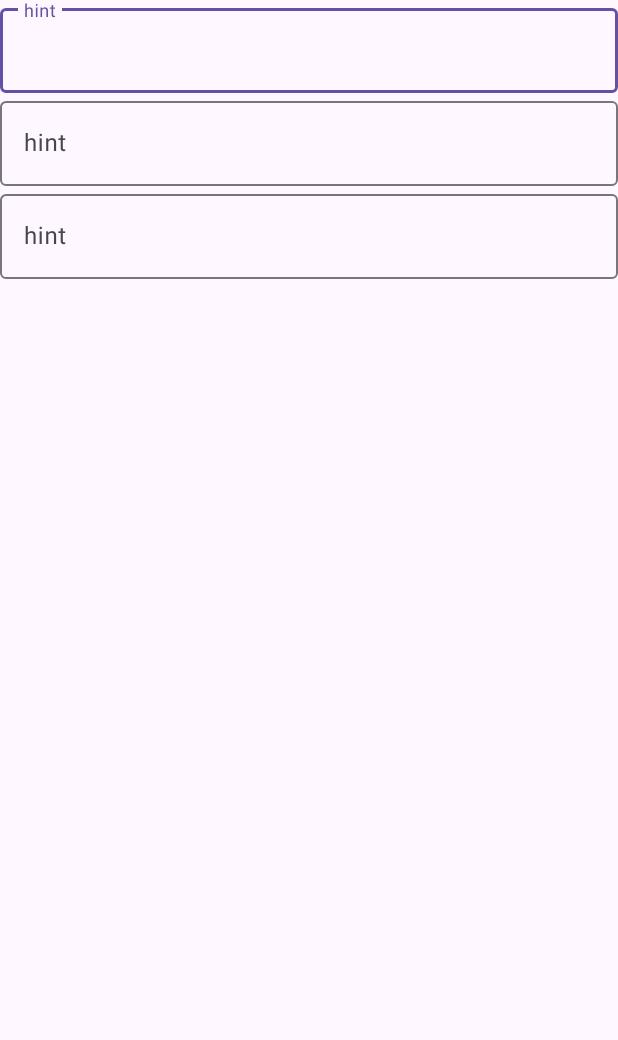
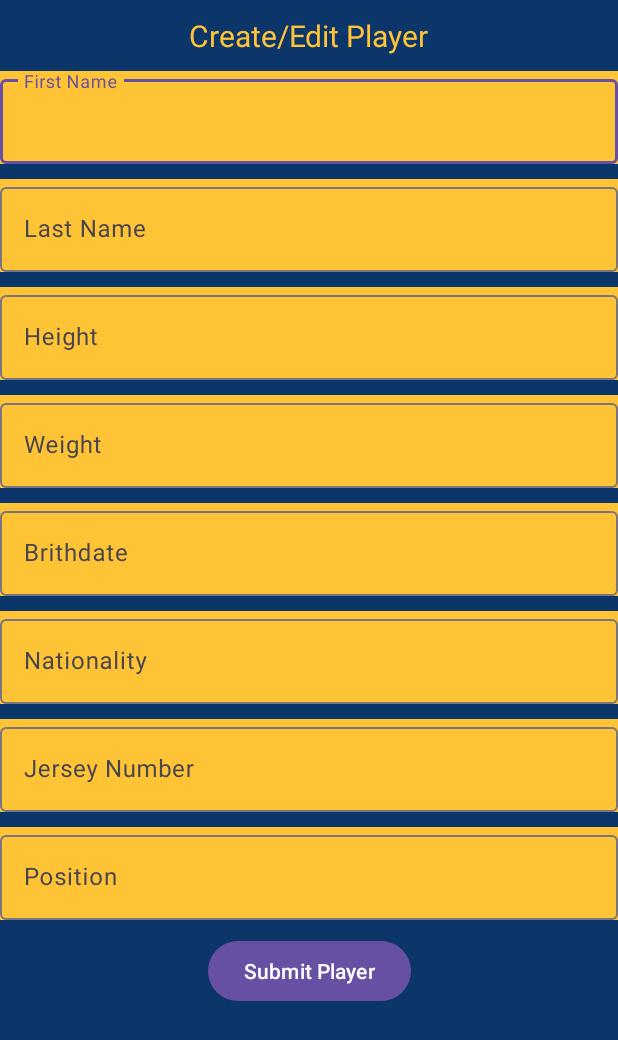
Before and after one commit to LunXBam/PlaymakerPro, an Android app built with Jetpack Compose: the EditRosterActivity screen opened directly, with no data from a screen before it, on a phone screen of 412 x 824 dp. Shown: the top 1040 px of the screen. Run offline under Robolectric (Android 15) with nearby library versions, the light colour scheme and no system bars.

Commit message:
Added front-end for player create/edit page

```diff
--- a/app/src/main/java/com/example/coaching_app/PlayerModel.kt
+++ b/app/src/main/java/com/example/coaching_app/PlayerModel.kt
@@ -9,4 +9,5 @@ data class PlayerModel (
     var nationality: String? = null,
     var num: String? = null,
     var pos: String? = null,
+    var playerID: String? = null
 )
--- a/app/src/main/java/com/example/coaching_app/PlayerRecyclerViewAdapter.kt
+++ b/app/src/main/java/com/example/coaching_app/PlayerRecyclerViewAdapter.kt
@@ -19,7 +19,7 @@ class PlayerRecyclerViewAdapter(private val playerList: ArrayList<PlayerModel>):
 
     override fun onBindViewHolder(holder : MyViewHolder, position: Int) {
         val currentItem = playerList[position]
-        holder.tvName.text = currentItem.name
+        holder.tvName.text = currentItem.fName
         holder.tvNumber.text = currentItem.num
         holder.tvPosition.text = currentItem.pos
     }
--- a/app/src/main/res/layout/activity_edit_roster.xml
+++ b/app/src/main/res/layout/activity_edit_roster.xml
@@ -4,46 +4,164 @@
     xmlns:tools="http://schemas.android.com/tools"
     android:layout_width="match_parent"
     android:layout_height="match_parent"
+    android:background="@color/navy"
     tools:context=".EditRosterActivity">
+
+    <TextView
+        android:id="@+id/pageTitleTextView"
+        android:layout_width="wrap_content"
+        android:layout_height="wrap_content"
+        android:layout_marginTop="10dp"
+        android:text="Create/Edit Player"
+        android:textSize="20sp"
+        android:textColor="@color/yellow"
+        app:layout_constraintEnd_toEndOf="parent"
+        app:layout_constraintStart_toStartOf="parent"
+        app:layout_constraintTop_toTopOf="parent" />
 
     <com.google.android.material.textfield.TextInputLayout
         android:id="@+id/textInputLayout"
         android:layout_width="match_parent"
         android:layout_height="wrap_content"
+        android:layout_marginTop="10dp"
+        android:background="@color/yellow"
         app:layout_constraintEnd_toEndOf="parent"
         app:layout_constraintStart_toStartOf="parent"
-        app:layout_constraintTop_toTopOf="parent">
+        app:layout_constraintTop_toBottomOf="@id/pageTitleTextView">
 
         <com.google.android.material.textfield.TextInputEditText
+            android:id="@+id/firstNameTextView"
             android:layout_width="match_parent"
             android:layout_height="wrap_content"
-            android:hint="hint" />
+            android:hint="First Name" />
     </com.google.android.material.textfield.TextInputLayout>
 
     <com.google.android.material.textfield.TextInputLayout
         android:id="@+id/textInputLayout2"
         android:layout_width="match_parent"
         android:layout_height="wrap_content"
+        android:layout_marginTop="10dp"
+        android:background="@color/yellow"
         app:layout_constraintEnd_toEndOf="parent"
         app:layout_constraintStart_toStartOf="parent"
         app:layout_constraintTop_toBottomOf="@+id/textInputLayout">
 
         <com.google.android.material.textfield.TextInputEditText
+            android:id="@+id/lastNameTextView"
             android:layout_width="match_parent"
             android:layout_height="wrap_content"
-            android:hint="hint" />
+            android:hint="Last Name" />
     </com.google.android.material.textfield.TextInputLayout>
 
     <com.google.android.material.textfield.TextInputLayout
+        android:id="@+id/textInputLayout3"
         android:layout_width="match_parent"
         android:layout_height="wrap_content"
+        android:layout_marginTop="10dp"
+        android:background="@color/yellow"
         app:layout_constraintEnd_toEndOf="parent"
         app:layout_constraintStart_toStartOf="parent"
         app:layout_constraintTop_toBottomOf="@+id/textInputLayout2">
 
         <com.google.android.material.textfield.TextInputEditText
+            android:id="@+id/heightTextView"
             android:layout_width="match_parent"
             android:layout_height="wrap_content"
-            android:hint="hint" />
+            android:hint="Height" />
     </com.google.android.material.textfield.TextInputLayout>
+
+    <com.google.android.material.textfield.TextInputLayout
+        android:id="@+id/textInputLayout4"
+        android:layout_width="match_parent"
+        android:layout_height="wrap_content"
+        android:layout_marginTop="10dp"
+        android:background="@color/yellow"
+        app:layout_constraintEnd_toEndOf="parent"
+        app:layout_constraintStart_toStartOf="parent"
+        app:layout_constraintTop_toBottomOf="@+id/textInputLayout3">
+
+        <com.google.android.material.textfield.TextInputEditText
+            android:id="@+id/weightTextView"
+            android:layout_width="match_parent"
+            android:layout_height="wrap_content"
+            android:hint="Weight" />
+    </com.google.android.material.textfield.TextInputLayout>
+
+    <com.google.android.material.textfield.TextInputLayout
+        android:id="@+id/textInputLayout5"
+        android:layout_width="match_parent"
+        android:layout_height="wrap_content"
+        android:layout_marginTop="10dp"
+        android:background="@color/yellow"
+        app:layout_constraintEnd_toEndOf="parent"
+        app:layout_constraintStart_toStartOf="parent"
+        app:layout_constraintTop_toBottomOf="@+id/textInputLayout4">
+
+        <com.google.android.material.textfield.TextInputEditText
+            android:id="@+id/birthdateTextView"
+            android:layout_width="match_parent"
+            android:layout_height="wrap_content"
+            android:hint="Brithdate" />
+    </com.google.android.material.textfield.TextInputLayout>
+
+    <com.google.android.material.textfield.TextInputLayout
+        android:id="@+id/textInputLayout6"
+        android:layout_width="match_parent"
+        android:layout_height="wrap_content"
+        android:layout_marginTop="10dp"
+        android:background="@color/yellow"
+        app:layout_constraintEnd_toEndOf="parent"
+        app:layout_constraintStart_toStartOf="parent"
+        app:layout_constraintTop_toBottomOf="@+id/textInputLayout5">
+
+        <com.google.android.material.textfield.TextInputEditText
+            android:id="@+id/nationalityTextView"
+            android:layout_width="match_parent"
+            android:layout_height="wrap_content"
+            android:hint="Nationality" />
+    </com.google.android.material.textfield.TextInputLayout>
+
+    <com.google.android.material.textfield.TextInputLayout
+        android:id="@+id/textInputLayout8"
+        android:layout_width="match_parent"
+        android:layout_height="wrap_content"
+        android:layout_marginTop="10dp"
+        android:background="@color/yellow"
+        app:layout_constraintEnd_toEndOf="parent"
+        app:layout_constraintStart_toStartOf="parent"
+        app:layout_constraintTop_toBottomOf="@+id/textInputLayout6">
+
+        <com.google.android.material.textfield.TextInputEditText
+            android:id="@+id/jerseyNumberTextView"
+            android:layout_width="match_parent"
+            android:layout_height="wrap_content"
+            android:hint="Jersey Number" />
+    </com.google.android.material.textfield.TextInputLayout>
+
+    <com.google.android.material.textfield.TextInputLayout
+        android:id="@+id/textInputLayout9"
+        android:layout_width="match_parent"
+        android:layout_height="wrap_content"
+        android:layout_marginTop="10dp"
+        android:background="@color/yellow"
+        app:layout_constraintEnd_toEndOf="parent"
+        app:layout_constraintStart_toStartOf="parent"
+        app:layout_constraintTop_toBottomOf="@+id/textInputLayout8">
+
+        <com.google.android.material.textfield.TextInputEditText
+            android:id="@+id/positionTextView"
+            android:layout_width="match_parent"
+            android:layout_height="wrap_content"
+            android:hint="Position" />
+    </com.google.android.material.textfield.TextInputLayout>
+
+    <Button
+        android:id="@+id/button"
+        android:layout_width="wrap_content"
+        android:layout_height="wrap_content"
+        android:text="Submit Player"
+        android:layout_marginTop="10dp"
+        app:layout_constraintEnd_toEndOf="parent"
+        app:layout_constraintStart_toStartOf="parent"
+        app:layout_constraintTop_toBottomOf="@+id/textInputLayout9" />
 </androidx.constraintlayout.widget.ConstraintLayout>
```
